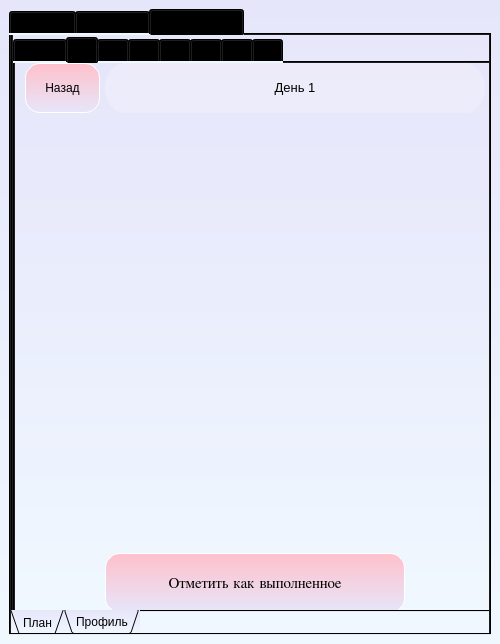
Before: the Qt Designer form fitnessinctructor.ui in sshadooff/2024_KB-222_Zhuravleva_8, drawn with Qt 5.
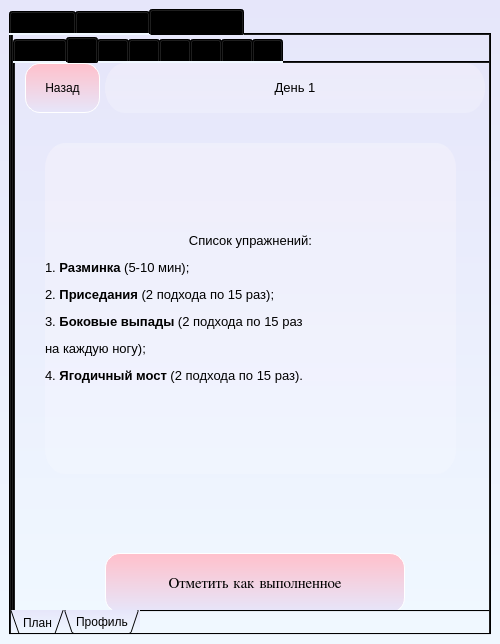
After: the same form once the commit is applied. The open tabs and pages were chosen to show the change.

What changed in the file:
```diff
--- a/fitnessinctructor.ui
+++ b/fitnessinctructor.ui
@@ -23,6 +23,9 @@
       <property name="enabled">
        <bool>true</bool>
       </property>
+      <property name="styleSheet">
+       <string notr="true"/>
+      </property>
       <property name="tabPosition">
        <enum>QTabWidget::North</enum>
       </property>
@@ -41,6 +44,9 @@
       <property name="elideMode">
        <enum>Qt::ElideLeft</enum>
       </property>
+      <property name="usesScrollButtons">
+       <bool>true</bool>
+      </property>
       <property name="documentMode">
        <bool>false</bool>
       </property>
@@ -240,6 +246,9 @@
           <height>641</height>
          </rect>
         </property>
+        <property name="styleSheet">
+         <string notr="true"/>
+        </property>
         <property name="tabPosition">
          <enum>QTabWidget::South</enum>
         </property>
@@ -274,6 +283,9 @@
             <height>581</height>
            </rect>
           </property>
+          <property name="styleSheet">
+           <string notr="true"/>
+          </property>
           <property name="currentIndex">
            <number>0</number>
           </property>
@@ -656,6 +668,25 @@
              <string>Отметить как выполненное</string>
             </property>
            </widget>
+           <widget class="QLabel" name="label_15">
+            <property name="geometry">
+             <rect>
+              <x>30</x>
+              <y>80</y>
+              <width>411</width>
+              <height>331</height>
+             </rect>
+            </property>
+            <property name="styleSheet">
+             <string notr="true">QLabel { background-color: qlineargradient(x1:0, y1:0, x2:0, y2:1, stop:0 rgba(255, 250, 250, 0.3), stop:1 rgba(248, 248, 255, 0.3)); border-radius: 20px solid white}</string>
+            </property>
+            <property name="text">
+             <string>&lt;html&gt;&lt;head/&gt;&lt;body&gt;&lt;p align=&quot;center&quot;&gt;&lt;span style=&quot; font-size:10pt;&quot;&gt;Список упражнений:&lt;/span&gt;&lt;/p&gt;&lt;p align=&quot;justify&quot;&gt;&lt;span style=&quot; font-size:10pt;&quot;&gt;1. &lt;/span&gt;&lt;span style=&quot; font-size:10pt; font-weight:600;&quot;&gt;Разминка &lt;/span&gt;&lt;span style=&quot; font-size:10pt;&quot;&gt;(5-10 мин);&lt;/span&gt;&lt;/p&gt;&lt;p align=&quot;justify&quot;&gt;&lt;span style=&quot; font-size:10pt;&quot;&gt;2. &lt;/span&gt;&lt;span style=&quot; font-size:10pt; font-weight:600;&quot;&gt;Приседания&lt;/span&gt;&lt;span style=&quot; font-size:10pt;&quot;&gt; (2 подхода по 15 раз);&lt;/span&gt;&lt;/p&gt;&lt;p align=&quot;justify&quot;&gt;&lt;span style=&quot; font-size:10pt;&quot;&gt;3. &lt;/span&gt;&lt;span style=&quot; font-size:10pt; font-weight:600;&quot;&gt;Боковые выпады&lt;/span&gt;&lt;span style=&quot; font-size:10pt;&quot;&gt; (2 подхода по 15 раз&lt;/span&gt;&lt;/p&gt;&lt;p align=&quot;justify&quot;&gt;&lt;span style=&quot; font-size:10pt;&quot;&gt;на каждую ногу);&lt;/span&gt;&lt;/p&gt;&lt;p align=&quot;justify&quot;&gt;&lt;span style=&quot; font-size:10pt;&quot;&gt;4. &lt;/span&gt;&lt;span style=&quot; font-size:10pt; font-weight:600;&quot;&gt;Ягодичный мост&lt;/span&gt;&lt;span style=&quot; font-size:10pt;&quot;&gt; (2 подхода по 15 раз).&lt;/span&gt;&lt;/p&gt;&lt;/body&gt;&lt;/html&gt;</string>
+            </property>
+            <property name="textFormat">
+             <enum>Qt::AutoText</enum>
+            </property>
+           </widget>
           </widget>
           <widget class="QWidget" name="tab_8">
            <attribute name="title">
```
Left out of the diff: 104 changed lines with no effect on the pictures.
